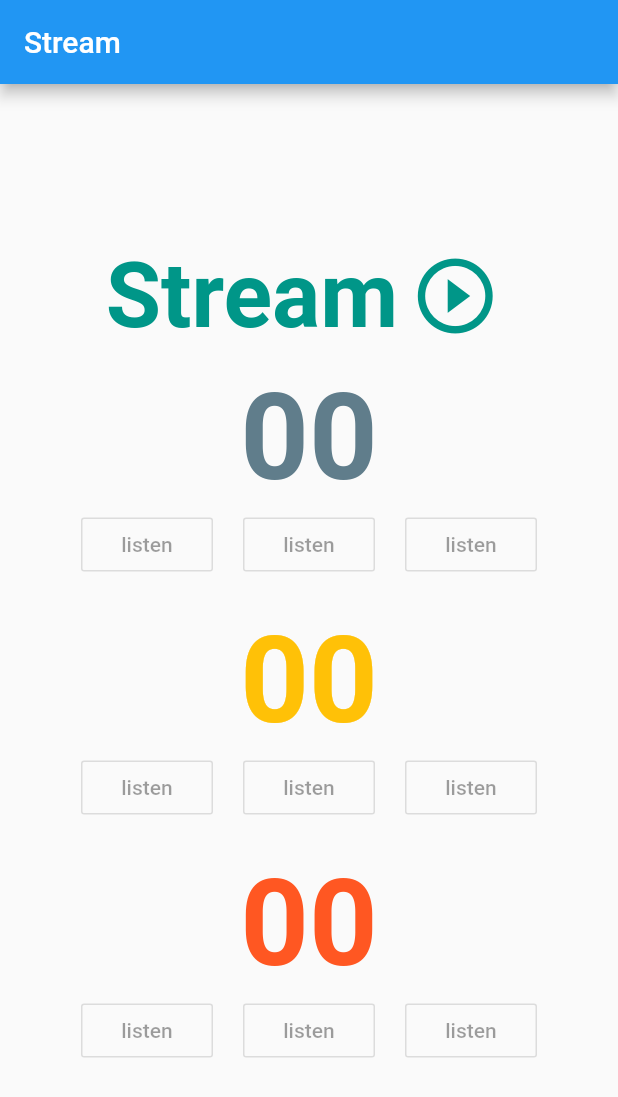
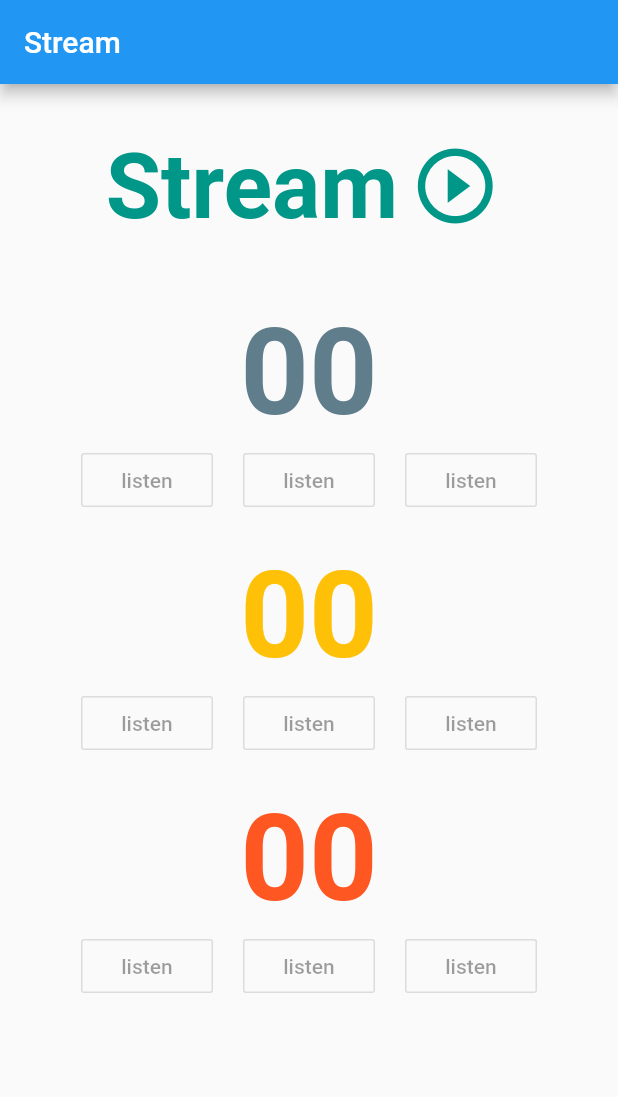
Before and after one commit to WingCH/Fluuter-Exercise, a Flutter app: the screen it shows after launch, on a phone screen of 412 x 824 dp. Shown: the top 1097 px of the screen. Run offline on Flutter 3.47's test engine with Material 2 defaults, Android fonts, the phone set to English and light mode, and no system bars.

Commit message:
update padding

```diff
--- a/lib/pages/stream.dart
+++ b/lib/pages/stream.dart
@@ -7,15 +7,41 @@ class StreamDemo extends StatefulWidget {
 
 class StreamDemoState extends State<StreamDemo> {
   @override
+  void initState() {
+    // TODO: implement initState
+    super.initState();
+  }
+
+  @override
+  void dispose() {
+    // TODO: implement dispose
+    super.dispose();
+  }
+
+  @override
+  void didUpdateWidget(StreamDemo oldWidget) {
+    // TODO: implement didUpdateWidget
+    super.didUpdateWidget(oldWidget);
+  }
+
+  @override
+  void didChangeDependencies() {
+    // TODO: implement didChangeDependencies
+    super.didChangeDependencies();
+  }
+
+  @override
   Widget build(BuildContext context) {
     return Scaffold(
       appBar: AppBar(
         title: Text('Stream'),
       ),
       body: Column(
-        mainAxisAlignment: MainAxisAlignment.center,
+//        mainAxisAlignment: MainAxisAlignment.center,
         children: <Widget>[
-          Row(
+          Padding(
+            padding: const EdgeInsets.symmetric(vertical: 30),
+            child: Row(
               mainAxisAlignment: MainAxisAlignment.center,
               children: <Widget>[
                 Text(
@@ -23,15 +49,18 @@ class StreamDemoState extends State<StreamDemo> {
                   style: TextStyle(
                       fontSize: 60,
                       fontWeight: FontWeight.bold,
-                  color: Colors.teal
-                ),
+                      color: Colors.teal),
                 ),
                 IconButton(
                   iconSize: 60,
                   onPressed: () {},
-                icon: Icon(Icons.play_circle_outline, color: Colors.teal,),
+                  icon: Icon(
+                    Icons.play_circle_outline,
+                    color: Colors.teal,
+                  ),
                 )
               ],
+            ),
           ),
           Padding(
             padding: EdgeInsets.all(10),
@@ -139,28 +168,4 @@ class StreamDemoState extends State<StreamDemo> {
       ),
     );
   }
-
-  @override
-  void initState() {
-    // TODO: implement initState
-    super.initState();
 }
-
-  @override
-  void dispose() {
-    // TODO: implement dispose
-    super.dispose();
-  }
-
-  @override
-  void didUpdateWidget(StreamDemo oldWidget) {
-    // TODO: implement didUpdateWidget
-    super.didUpdateWidget(oldWidget);
-  }
-
-  @override
-  void didChangeDependencies() {
-    // TODO: implement didChangeDependencies
-    super.didChangeDependencies();
-  }
-}
```
Lines whose indentation alone changed are shown as unchanged.
